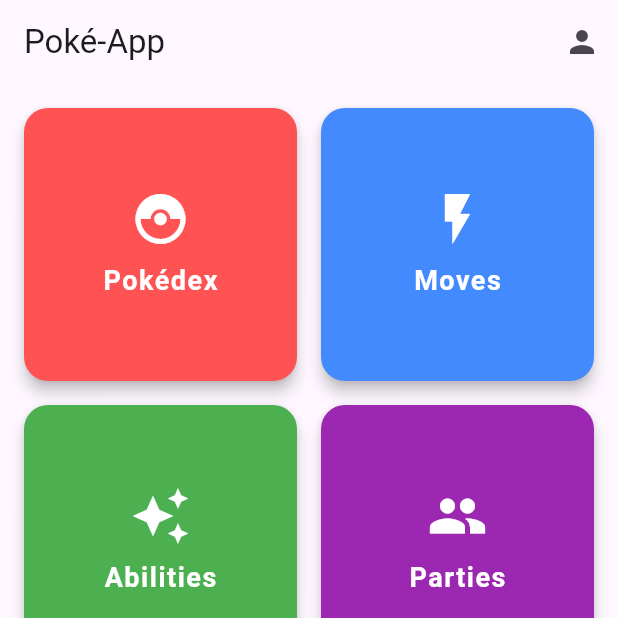
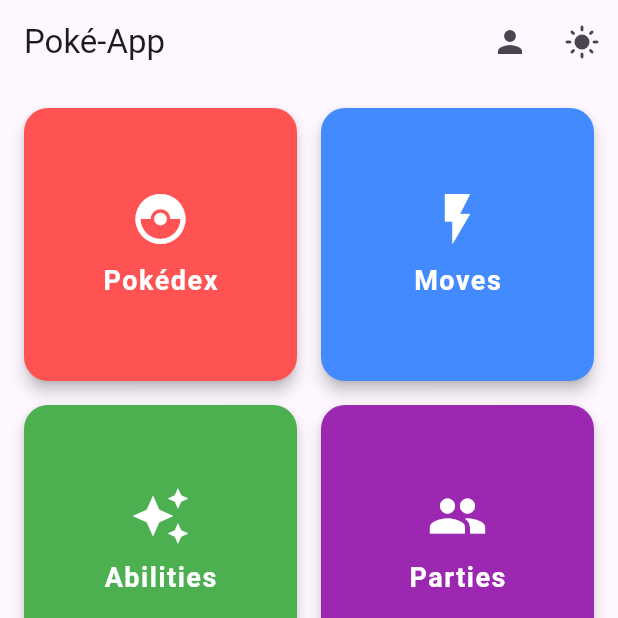
Before and after one commit to AlanMacias2002/Proyecto_Moviles, a Flutter app: the screen it shows after launch, on a phone screen of 412 x 824 dp, the top half of it. Run offline on Flutter 3.47's test engine with Material 3 defaults, Android fonts, the phone set to English and light mode, and no system bars.

Commit message:
Dark mode

```diff
--- a/lib/main.dart
+++ b/lib/main.dart
@@ -2,16 +2,38 @@ import 'package:flutter/material.dart';
 import 'package:proyecto_moviles/Widgets/home.dart';
 import 'package:proyecto_moviles/Widgets/loginScreen.dart';
 
-
 void main() => runApp(const MyApp());
 
-class MyApp extends StatelessWidget {
+class MyApp extends StatefulWidget {
   const MyApp({super.key});
+
+  @override
+  State<MyApp> createState() => _MyAppState();
+}
+
+class _MyAppState extends State<MyApp> {
+  ThemeMode _themeMode = ThemeMode.light;
+
+  void _toggleTheme() {
+    setState(() {
+      _themeMode =
+          _themeMode == ThemeMode.light ? ThemeMode.dark : ThemeMode.light;
+    });
+  }
 
   @override
   Widget build(BuildContext context) {
     return MaterialApp(
       title: 'Poke-App',
+      theme: ThemeData(
+        brightness: Brightness.light,
+        primarySwatch: Colors.red,
+      ),
+      darkTheme: ThemeData(
+        brightness: Brightness.dark,
+        primarySwatch: Colors.red,
+      ),
+      themeMode: _themeMode,
       home: Scaffold(
         appBar: AppBar(
           title: const Text('Poké-App'),
@@ -24,7 +46,8 @@ class MyApp extends StatelessWidget {
                     context: context,
                     isScrollControlled: true,
                     shape: const RoundedRectangleBorder(
-                      borderRadius: BorderRadius.vertical(top: Radius.circular(16)),
+                      borderRadius:
+                          BorderRadius.vertical(top: Radius.circular(16)),
                     ),
                     builder: (ctx) => const Padding(
                       padding: EdgeInsets.only(top: 8),
@@ -34,9 +57,18 @@ class MyApp extends StatelessWidget {
                 },
               ),
             ),
+            IconButton(
+              icon: Icon(
+                _themeMode == ThemeMode.dark
+                    ? Icons.dark_mode
+                    : Icons.light_mode,
+              ),
+              onPressed: _toggleTheme,
+              tooltip: 'Toggle Dark Mode',
+            ),
           ],
         ),
-        body: Center(child: HomeWidget()),
+        body: const Center(child: HomeWidget()),
       ),
     );
   }
```
